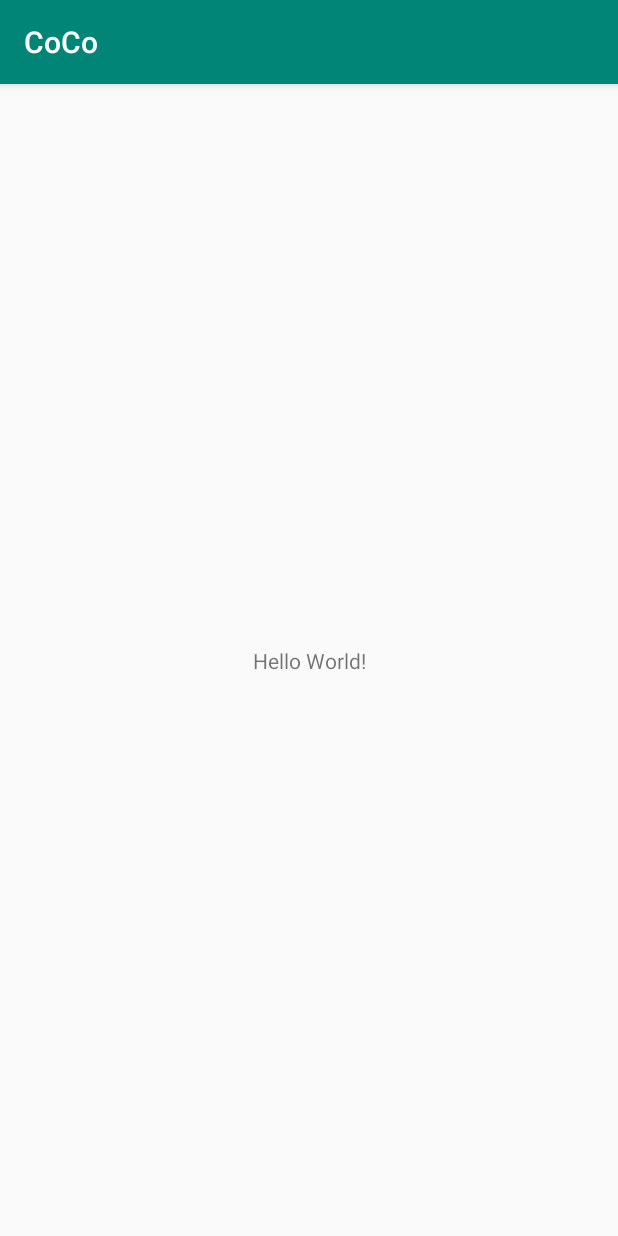
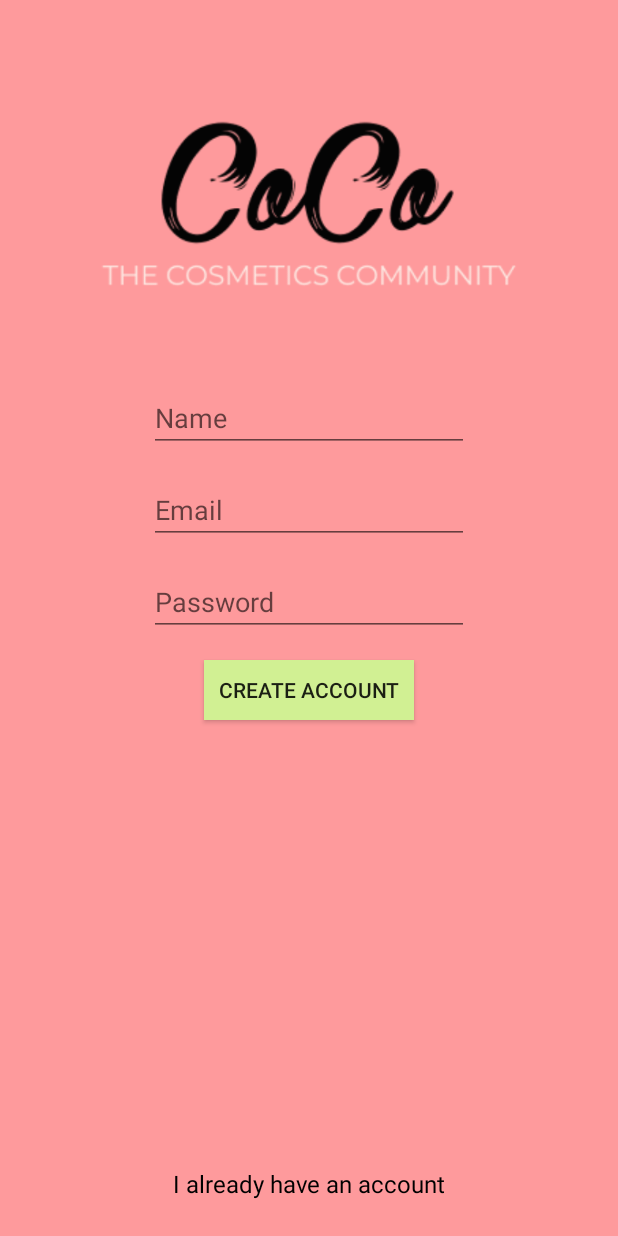
Before and after one commit to noahzpepper/coco, an Android app: the screen it shows after launch (MainActivity before the commit, SplashActivity after it), on a phone screen of 412 x 824 dp. Run offline under Robolectric (Android 15) with nearby library versions, the phone set to English and light mode, and no system bars; our stand-ins replace Firebase (no records; nobody signed in at launch, a user with empty details on screens opened directly).

Commit message:
splash screen initial impl

```diff
--- a/app/build.gradle
+++ b/app/build.gradle
@@ -25,4 +25,8 @@ dependencies {
     testImplementation 'junit:junit:4.12'
     androidTestImplementation 'androidx.test:runner:1.1.1'
     androidTestImplementation 'androidx.test.espresso:espresso-core:3.1.1'
+    implementation 'com.google.firebase:firebase-auth:19.1.0'
+    implementation 'com.google.firebase:firebase-database:19.2.0'
 }
+
+apply plugin: 'com.google.gms.google-services'
--- /dev/null
+++ b/app/src/main/java/com/coco/coco/SplashActivity.java
@@ -0,0 +1,195 @@
+package com.coco.coco;
+
+import androidx.annotation.NonNull;
+import androidx.appcompat.app.AppCompatActivity;
+
+import android.content.Intent;
+import android.os.Bundle;
+import android.os.Handler;
+import android.util.Log;
+import android.view.View;
+import android.widget.Button;
+import android.widget.EditText;
+import android.widget.ImageView;
+import android.widget.TextView;
+import android.widget.Toast;
+
+import com.google.android.gms.tasks.OnCompleteListener;
+import com.google.android.gms.tasks.Task;
+import com.google.firebase.auth.AuthResult;
+import com.google.firebase.auth.FirebaseAuth;
+import com.google.firebase.auth.FirebaseUser;
+import com.google.firebase.database.DatabaseReference;
+import com.google.firebase.database.FirebaseDatabase;
+
+import java.util.ArrayList;
+
+public class SplashActivity extends AppCompatActivity implements View.OnClickListener {
+
+    private static final String TAG = "AUTH";
+
+    private FirebaseAuth auth;
+    private FirebaseUser user;
+
+    boolean isCreatingAccount = true;
+
+    private EditText nameText, emailText, passwordText;
+    private Button goButton;
+    private TextView signInText;
+    private ImageView splashImage;
+
+    @Override
+    protected void onCreate(Bundle savedInstanceState) {
+        super.onCreate(savedInstanceState);
+        setContentView(R.layout.activity_splash);
+
+        auth = FirebaseAuth.getInstance();
+
+        nameText = findViewById(R.id.nameText);
+        emailText = findViewById(R.id.emailText);
+        passwordText = findViewById(R.id.passwordText);
+        signInText = findViewById(R.id.signInText);
+        goButton = findViewById(R.id.goButton);
+        splashImage = findViewById(R.id.splashImage);
+        signInText.setOnClickListener(this);
+        goButton.setOnClickListener(this);
+
+        nameText.requestFocus();
+        setSplashImageVisiblity(View.VISIBLE);
+
+        //splash delay
+        new Handler().postDelayed(new Runnable() {
+            @Override
+            public void run() {
+                if (user != null) {
+                    transitionToMain();
+                } else {
+                    setSplashImageVisiblity(View.INVISIBLE);
+                }
+            }
+        }, 2000);
+    }
+
+    private void setSplashImageVisiblity(int visibility) {
+        splashImage.setVisibility(visibility);
+        int oppositeVisibility = (visibility == View.INVISIBLE) ? View.VISIBLE : View.INVISIBLE;
+        emailText.setVisibility(oppositeVisibility);
+        passwordText.setVisibility(oppositeVisibility);
+        signInText.setVisibility(oppositeVisibility);
+        goButton.setVisibility(oppositeVisibility);
+        nameText.setVisibility(oppositeVisibility);
+    }
+
+    private void transitionToMain() {
+        Intent i = new Intent (SplashActivity.this, MainActivity.class);
+        startActivity(i);
+        finish();
+    }
+
+    @Override
+    public void onStart() {
+        super.onStart();
+        user = auth.getCurrentUser();
+    }
+
+    private void createAccount(final String name, String email, String password) {
+        if (name == null || name.isEmpty()) {
+            toast("Enter a name");
+            return;
+        }
+        if (email == null || email.isEmpty()) {
+            toast("Enter an email");
+            return;
+        }
+        if (password == null || password.isEmpty()) {
+            toast("Enter a password");
+            return;
+        }
+        if (password.length() < 6) {
+            toast("Enter a 6+ character password");
+            return;
+        }
+
+        setSplashImageVisiblity(View.VISIBLE);
+        auth.createUserWithEmailAndPassword(email, password)
+                .addOnCompleteListener(this, new OnCompleteListener<AuthResult>() {
+                    @Override
+                    public void onComplete(@NonNull Task<AuthResult> task) {
+                        if (task.isSuccessful()) {
+                            Log.d(TAG, "createUserWithEmail:success");
+                            storeUserInDatabase(auth.getCurrentUser().getUid(), name);
+                            transitionToMain();
+                        } else {
+                            Log.w(TAG, "createUserWithEmail:failure", task.getException());
+                            toast("Authentication failed.");
+                            setSplashImageVisiblity(View.INVISIBLE);
+
+                        }
+                    }
+                });
+    }
+
+    private void storeUserInDatabase(String uid, String name) {
+        if (uid == null) { return; }
+        DatabaseReference root = FirebaseDatabase.getInstance().getReference();
+        DatabaseReference userRef = root.child("users").child(uid);
+        userRef.child("name").setValue(name);
+        userRef.child("photoUrl").setValue("");
+        userRef.child("blockedCompanies").setValue(false);
+        userRef.child("blockedIngredients").setValue(false);
+    }
+
+    private void signIn(String email, String password) {
+        if (email == null || email.isEmpty()) {
+            toast("Enter an email");
+            return;
+        }
+        if (password == null || password.isEmpty()) {
+            toast("Enter a password");
+            return;
+        }
+
+        auth.signInWithEmailAndPassword(email, password)
+                .addOnCompleteListener(this, new OnCompleteListener<AuthResult>() {
+                    @Override
+                    public void onComplete(@NonNull Task<AuthResult> task) {
+                        if (task.isSuccessful()) {
+                            Log.d(TAG, "signInWithEmail:success");
+                            transitionToMain();
+                        } else {
+                            Log.w(TAG, "signInWithEmail:failure", task.getException());
+                            toast("Authentication failed.");
+                        }
+                    }
+                });
+    }
+
+    private void toast(String s) {
+        Toast.makeText(SplashActivity.this, s, Toast.LENGTH_SHORT).show();
+    }
+
+    @Override
+    public void onClick(View view) {
+        switch (view.getId()) {
+            case R.id.signInText:
+                if (isCreatingAccount) {
+                    nameText.setVisibility(View.INVISIBLE);
+                    signInText.setText("I'm new to CoCo!");
+                    goButton.setText("Sign In");
+                } else {
+                    nameText.setVisibility(View.VISIBLE);
+                    signInText.setText("I already have an account");
+                    goButton.setText("Create Account");
+                }
+                isCreatingAccount = !isCreatingAccount;
+                break;
+            case R.id.goButton:
+                if (isCreatingAccount) {
+                    createAccount(nameText.getText().toString(), emailText.getText().toString(), passwordText.getText().toString());
+                } else {
+                    signIn(emailText.getText().toString(), passwordText.getText().toString());
+                }
+                break;
+        }
+    }
+}
--- a/app/src/main/res/layout/activity_main.xml
+++ b/app/src/main/res/layout/activity_main.xml
@@ -7,12 +7,12 @@
     tools:context=".MainActivity">
 
     <TextView
+        android:id="@+id/textView"
         android:layout_width="wrap_content"
         android:layout_height="wrap_content"
-        android:text="Hello World!"
+        android:text="TextView"
         app:layout_constraintBottom_toBottomOf="parent"
-        app:layout_constraintLeft_toLeftOf="parent"
-        app:layout_constraintRight_toRightOf="parent"
+        app:layout_constraintEnd_toEndOf="parent"
+        app:layout_constraintStart_toStartOf="parent"
         app:layout_constraintTop_toTopOf="parent" />
-
 </androidx.constraintlayout.widget.ConstraintLayout>
--- /dev/null
+++ b/app/src/main/res/layout/activity_splash.xml
@@ -0,0 +1,91 @@
+<?xml version="1.0" encoding="utf-8"?>
+<androidx.constraintlayout.widget.ConstraintLayout xmlns:android="http://schemas.android.com/apk/res/android"
+    xmlns:app="http://schemas.android.com/apk/res-auto"
+    xmlns:tools="http://schemas.android.com/tools"
+    android:layout_width="match_parent"
+    android:layout_height="match_parent"
+    android:background="@color/colorPrimary"
+    android:focusable="true"
+    android:focusableInTouchMode="true"
+    tools:context=".SplashActivity">
+
+    <ImageView
+        android:id="@+id/splashImage"
+        android:layout_width="300dp"
+        android:layout_height="300dp"
+        app:layout_constraintEnd_toEndOf="@+id/splashTitleImage"
+        app:layout_constraintStart_toStartOf="@+id/splashTitleImage"
+        app:layout_constraintTop_toBottomOf="@+id/splashTitleImage"
+        app:srcCompat="@drawable/splash_image" />
+
+    <Button
+        android:id="@+id/goButton"
+        android:layout_width="140dp"
+        android:layout_height="40dp"
+        android:layout_marginTop="16dp"
+        android:background="@color/colorAccent"
+        android:text="Create Account"
+        app:layout_constraintEnd_toEndOf="@+id/passwordText"
+        app:layout_constraintStart_toStartOf="@+id/passwordText"
+        app:layout_constraintTop_toBottomOf="@+id/passwordText" />
+
+    <EditText
+        android:id="@+id/emailText"
+        android:layout_width="wrap_content"
+        android:layout_height="wrap_content"
+        android:layout_marginTop="16dp"
+        android:ems="10"
+        android:hint="Email"
+        android:inputType="none|textEmailAddress"
+        android:textColor="@android:color/primary_text_light"
+        app:layout_constraintStart_toStartOf="@+id/nameText"
+        app:layout_constraintTop_toBottomOf="@+id/nameText" />
+
+    <EditText
+        android:id="@+id/nameText"
+        android:layout_width="wrap_content"
+        android:layout_height="wrap_content"
+        android:layout_marginTop="24dp"
+        android:ems="10"
+        android:hint="Name"
+        android:inputType="none|textPersonName"
+        android:textColor="@android:color/primary_text_light"
+        app:layout_constraintEnd_toEndOf="@+id/splashTitleImage"
+        app:layout_constraintStart_toStartOf="@+id/splashTitleImage"
+        app:layout_constraintTop_toBottomOf="@+id/splashTitleImage" />
+
+    <EditText
+        android:id="@+id/passwordText"
+        android:layout_width="wrap_content"
+        android:layout_height="wrap_content"
+        android:layout_marginTop="16dp"
+        android:ems="10"
+        android:hint="Password"
+        android:inputType="textPassword"
+        android:textColor="@android:color/primary_text_light"
+        app:layout_constraintStart_toStartOf="@+id/nameText"
+        app:layout_constraintTop_toBottomOf="@+id/emailText" />
+
+    <ImageView
+        android:id="@+id/splashTitleImage"
+        android:layout_width="300dp"
+        android:layout_height="200dp"
+        android:layout_marginTop="32dp"
+        app:layout_constraintEnd_toEndOf="parent"
+        app:layout_constraintStart_toStartOf="parent"
+        app:layout_constraintTop_toTopOf="parent"
+        app:srcCompat="@drawable/splash_title" />
+
+    <TextView
+        android:id="@+id/signInText"
+        android:layout_width="wrap_content"
+        android:layout_height="wrap_content"
+        android:layout_marginBottom="24dp"
+        android:text="I already have an account"
+        android:textColor="@android:color/primary_text_light"
+        android:textSize="16sp"
+        app:layout_constraintBottom_toBottomOf="parent"
+        app:layout_constraintEnd_toEndOf="@+id/goButton"
+        app:layout_constraintStart_toStartOf="@+id/goButton" />
+
+</androidx.constraintlayout.widget.ConstraintLayout>
--- a/app/src/main/res/values/colors.xml
+++ b/app/src/main/res/values/colors.xml
@@ -1,6 +1,6 @@
 <?xml version="1.0" encoding="utf-8"?>
 <resources>
-    <color name="colorPrimary">#008577</color>
+    <color name="colorPrimary">#fe9a9c</color>
     <color name="colorPrimaryDark">#00574B</color>
-    <color name="colorAccent">#D81B60</color>
+    <color name="colorAccent">#d1f093</color>
 </resources>
--- a/app/src/main/res/values/styles.xml
+++ b/app/src/main/res/values/styles.xml
@@ -1,7 +1,7 @@
 <resources>
 
     <!-- Base application theme. -->
-    <style name="AppTheme" parent="Theme.AppCompat.Light.DarkActionBar">
+    <style name="AppTheme" parent="Theme.AppCompat.Light.NoActionBar">
         <!-- Customize your theme here. -->
         <item name="colorPrimary">@color/colorPrimary</item>
         <item name="colorPrimaryDark">@color/colorPrimaryDark</item>
--- a/build.gradle
+++ b/build.gradle
@@ -8,7 +8,7 @@ buildscript {
     }
     dependencies {
         classpath 'com.android.tools.build:gradle:3.5.0'
-
+        classpath 'com.google.gms:google-services:4.3.2'
         // NOTE: Do not place your application dependencies here; they belong
         // in the individual module build.gradle files
     }
```
Also changed, not shown: app/src/main/AndroidManifest.xml (+6 -3 lines), app/src/main/java/com/coco/coco/MainActivity.java (+16 -0 lines), app/src/main/res/drawable/splash_image.png (added), app/src/main/res/drawable/splash_title.png (added), 1 other file.
